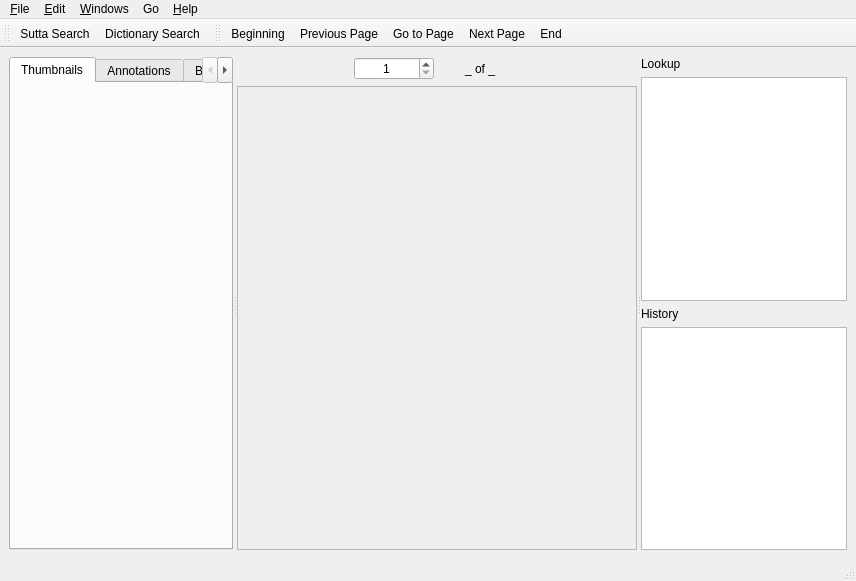
This is simsapa/assets/ui/document_reader_window.ui in simsapa/simsapa as Qt 5 draws it before an edit. The edited form follows.
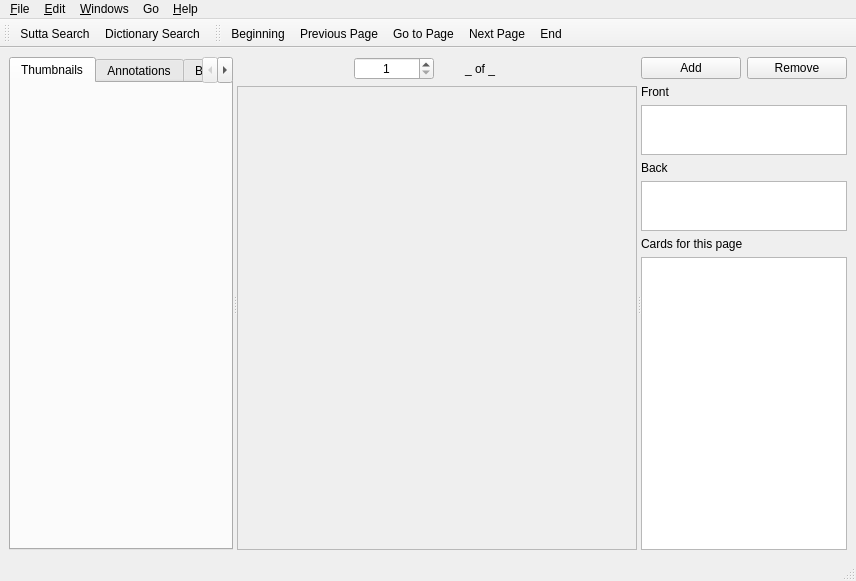
This is the edited form. Icons and pictures are not drawn.

Commit message: add cards from document reader

What changed in the file:
```diff
--- a/simsapa/assets/ui/document_reader_window.ui
+++ b/simsapa/assets/ui/document_reader_window.ui
@@ -214,26 +214,80 @@
          </layout>
         </widget>
         <widget class="QWidget" name="verticalLayoutWidget">
-         <layout class="QVBoxLayout" name="lookup_layout">
+         <layout class="QVBoxLayout" name="cards_layout">
+          <item>
+           <layout class="QHBoxLayout" name="horizontalLayout">
+            <item>
+             <widget class="QPushButton" name="add_card_button">
+              <property name="text">
+               <string>Add</string>
+              </property>
+             </widget>
+            </item>
+            <item>
+             <widget class="QPushButton" name="remove_card_button">
+              <property name="text">
+               <string>Remove</string>
+              </property>
+             </widget>
+            </item>
+           </layout>
+          </item>
           <item>
            <widget class="QLabel" name="label_2">
             <property name="text">
-             <string>Lookup</string>
+             <string>Front</string>
             </property>
            </widget>
           </item>
           <item>
-           <widget class="QTextBrowser" name="lookup_html"/>
+           <widget class="QPlainTextEdit" name="front_input">
+            <property name="sizePolicy">
+             <sizepolicy hsizetype="Expanding" vsizetype="Minimum">
+              <horstretch>0</horstretch>
+              <verstretch>0</verstretch>
+             </sizepolicy>
+            </property>
+            <property name="maximumSize">
+             <size>
+              <width>16777215</width>
+              <height>50</height>
+             </size>
+            </property>
+           </widget>
+          </item>
+          <item>
+           <widget class="QLabel" name="label_5">
+            <property name="text">
+             <string>Back</string>
+            </property>
+           </widget>
+          </item>
+          <item>
+           <widget class="QPlainTextEdit" name="back_input">
+            <property name="sizePolicy">
+             <sizepolicy hsizetype="Expanding" vsizetype="Minimum">
+              <horstretch>0</horstretch>
+              <verstretch>0</verstretch>
+             </sizepolicy>
+            </property>
+            <property name="maximumSize">
+             <size>
+              <width>16777215</width>
+              <height>50</height>
+             </size>
+            </property>
+           </widget>
           </item>
           <item>
            <widget class="QLabel" name="label_3">
             <property name="text">
-             <string>History</string>
+             <string>Cards for this page</string>
             </property>
            </widget>
           </item>
           <item>
-           <widget class="QListWidget" name="history_list"/>
+           <widget class="QListView" name="cards_list"/>
           </item>
          </layout>
         </widget>
```
The commit also changes 3 other files.
